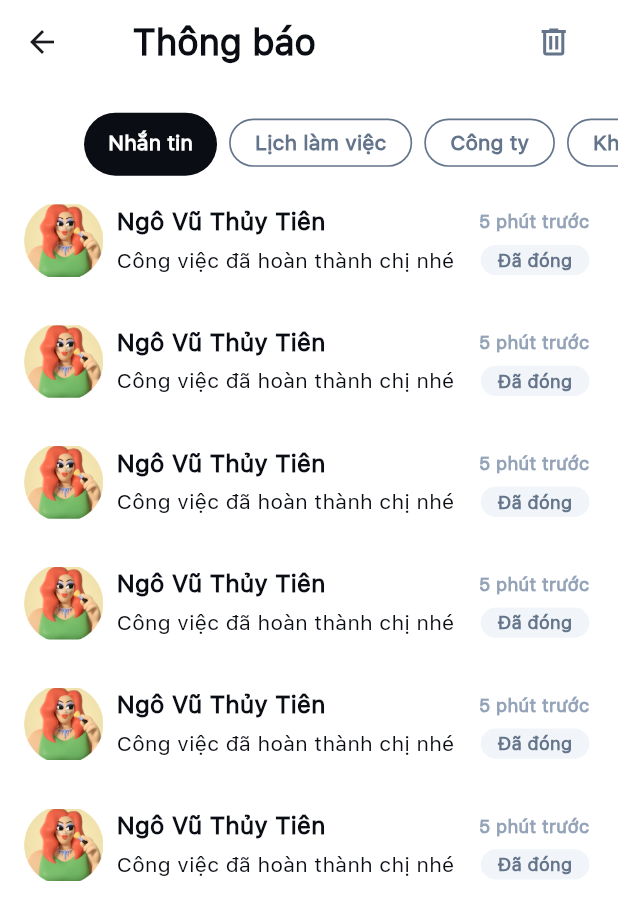
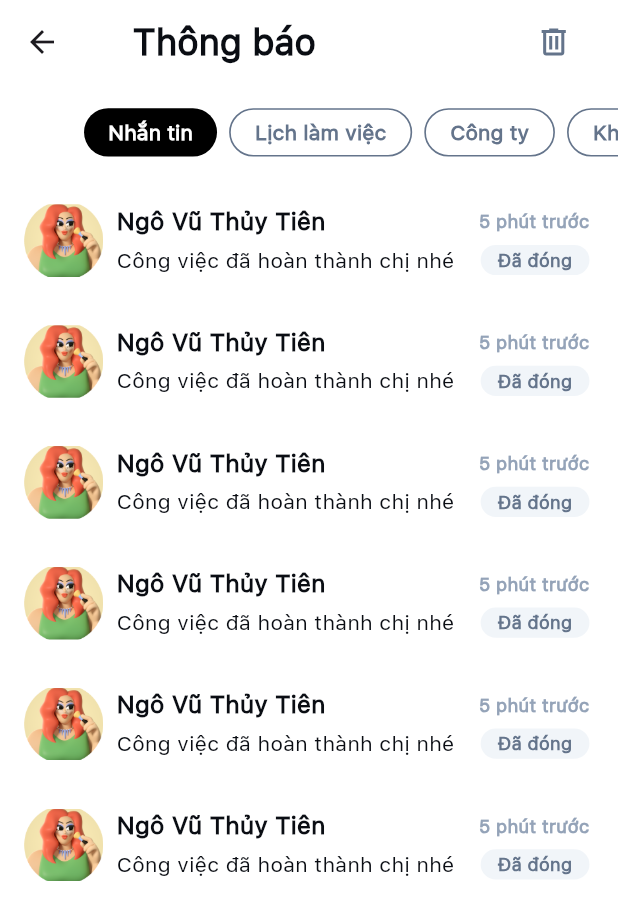
Before and after one commit to LHAnh2002/dust_buster, a Flutter app: the NotificationView screen opened directly, on a phone screen of 412 x 824 dp. Shown: the top 920 px of the screen. Run offline on Flutter 3.47's test engine with Material 3 defaults, Android fonts, the phone set to English and light mode, and no system bars; our stand-ins replace cached_network_image, carousel_slider, firebase_core, flutter_animate, flutter_screenutil, flutter_svg and 7 more; accounts and stored records are empty.

Commit message:
fix tabbar

```diff
--- a/lib/app/modules/notification/views/notification_view.dart
+++ b/lib/app/modules/notification/views/notification_view.dart
@@ -54,11 +54,8 @@ class NotificationView extends GetView<NotificationController> {
                   padding: const EdgeInsets.only(top: 16, bottom: 16).r,
                   unselectedLabelColor: AppColors.kGrayTextColor,
                   indicatorSize: TabBarIndicatorSize.values.last,
-                  indicatorPadding: const EdgeInsets.symmetric(vertical: 3).r,
-                  indicator: BoxDecoration(
-                    borderRadius: BorderRadius.circular(48).r,
-                    color: AppColors.kGray1000Color,
-                  ),
+                  indicatorPadding: const EdgeInsets.symmetric(vertical: 6.5).r,
+                  indicator: const BoxDecoration(),
                   labelColor: AppColors.white,
                   tabs: [
                     _buildTab(Strings.texting, 0),
@@ -110,14 +107,43 @@ class NotificationView extends GetView<NotificationController> {
 
   Widget _buildTab(String text, int index) {
     return Tab(
-      child: Container(
+      child: Column(
+        children: [
+          // ignore: unrelated_type_equality_checks
+          if (controller.selectedIndex == index)
+            Container(
+              height: 32.h,
+              decoration: BoxDecoration(
+                color: AppColors.black,
+                borderRadius: BorderRadius.circular(48).r,
+              ),
+              child: Padding(
+                padding: const EdgeInsets.symmetric(horizontal: 16).r,
+                child: Align(
+                  alignment: Alignment.center,
+                  child: Text(
+                    text,
+                    style: TextStyle(
+                      fontWeight: FontWeight.w600,
+                      fontSize: Dimens.fontSize14,
+                      fontFamily: "SFProText",
+                    ),
+                  ),
+                ),
+              ),
+            ),
+          // ignore: unrelated_type_equality_checks
+          if (controller.selectedIndex != index)
+            Container(
               height: 32.h,
               decoration: BoxDecoration(
                 borderRadius: BorderRadius.circular(48).r,
                 border: Border.all(
+                  // ignore: unrelated_type_equality_checks
                   color: controller.selectedIndex != index
                       ? AppColors.kGrayTextColor
                       : Colors.transparent,
+                  // ignore: unrelated_type_equality_checks
                   width: controller.selectedIndex != index ? 1.w : 0,
                 ),
               ),
@@ -136,6 +162,8 @@ class NotificationView extends GetView<NotificationController> {
                 ),
               ),
             ),
+        ],
+      ),
     );
   }
 }
```
Also changed, not shown: lib/app/modules/work/views/work_view.dart (+29 -6 lines). Lines whose indentation alone changed are shown as unchanged.
